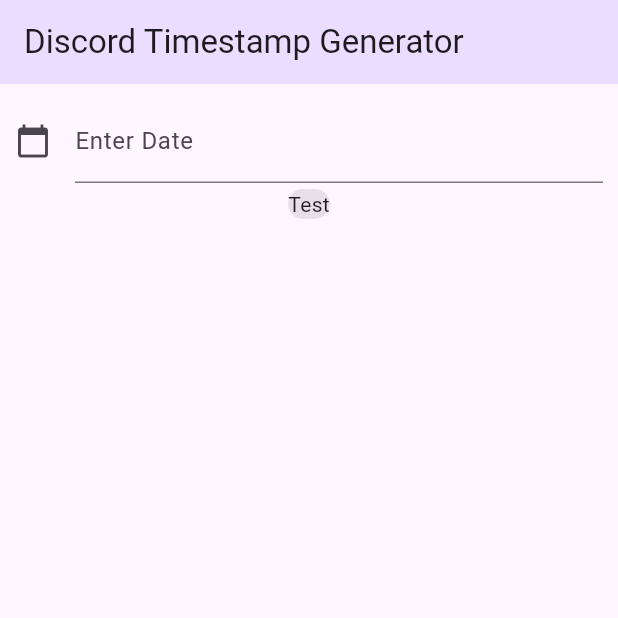
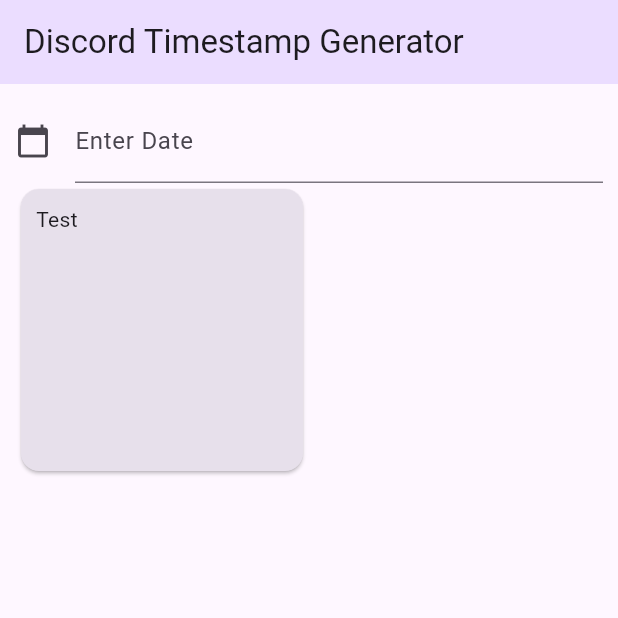
Before and after one commit to creationUnbound/DiscordTimestampGenerator, a Flutter app: the screen it shows after launch, on a phone screen of 412 x 824 dp, the top half of it. Run offline on Flutter 3.47's test engine with Material 2 defaults, Android fonts, the phone set to English and light mode, and no system bars.

Commit message:
Added GridView.

```diff
--- a/discord_timestamp_generator/lib/home_page.dart
+++ b/discord_timestamp_generator/lib/home_page.dart
@@ -22,29 +22,45 @@ class _HomePageState extends State<HomePage> {
   @override
   Widget build(BuildContext context) {
     DateTimePicker dateTimePicker = DateTimePicker(context);
+    //For resizing GridView properly
+    var size = MediaQuery.of(context).size;
+    final double itemHeight = (size.height - kToolbarHeight - 24) / 2;
+    final double itemWidth = size.width / 2;
 
     return Scaffold(
         appBar: AppBar(
           title: const Text("Discord Timestamp Generator"),
           backgroundColor: Theme.of(context).colorScheme.primaryContainer,
         ),
-        body: ListView(padding: const EdgeInsets.all(10), children: [
+        body: ListView(
+            padding: const EdgeInsets.all(10),
+            //scrollDirection: Axis.vertical,
+            children: [
               TextField(
                   controller: dateController,
                   decoration: const InputDecoration(
-                  icon: Icon(Icons.calendar_today), labelText: "Enter Date"),
+                      icon: Icon(Icons.calendar_today),
+                      labelText: "Enter Date"),
                   readOnly: true,
                   onTap: () async {
                     await dateTimePicker.pickDateTime();
-                dateController.text =
-                    DateFormat.yMd().add_jm().format(dateTimePicker.dateTime);
+                    dateController.text = DateFormat.yMd()
+                        .add_jm()
+                        .format(dateTimePicker.dateTime);
                     // Do something with the dateTime attributes here
                   }),
               // TODO: Currently working on making DateCard functional
+              GridView(
+                  gridDelegate: const SliverGridDelegateWithFixedCrossAxisCount(
+                    crossAxisCount: 2,
+                  ),
+                  shrinkWrap: true,
+                  children: [
                     DateCard(
                       dateTime: dateTimePicker.dateTime,
                       onPressed: () {},
-          )
+                    ),
+                  ])
             ]));
   }
 }
--- a/discord_timestamp_generator/lib/widget/date_card.dart
+++ b/discord_timestamp_generator/lib/widget/date_card.dart
@@ -7,11 +7,16 @@ class DateCard extends StatelessWidget {
 
   @override
   Widget build(BuildContext context) {
-    return Center(
-      child: Card(
-          elevation: 0,
-          color: Theme.of(context).colorScheme.surfaceVariant,
-          child: const Text("Test")),
+    final theme = Theme.of(context);
+    final style = theme.textTheme.displayMedium!.copyWith(
+      color: theme.colorScheme.onPrimary,
     );
+
+    return Card(
+        color: theme.colorScheme.surfaceVariant,
+        child: const Padding(
+          padding: EdgeInsets.all(10.0),
+          child: Text("Test"),
+        ));
   }
 }
```
Lines whose indentation alone changed are shown as unchanged.
